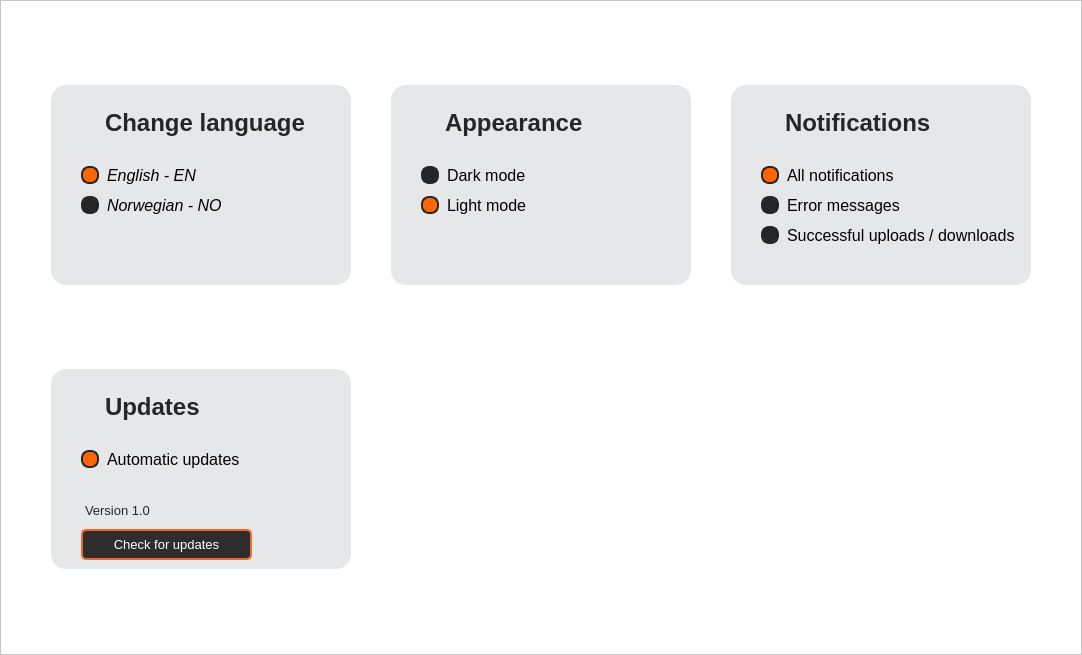
Above: newSimpleAnalyze/screens/ui/SettingsLight.ui from Smidig-Leo/volatility3 before the change. Below: the same form after it.
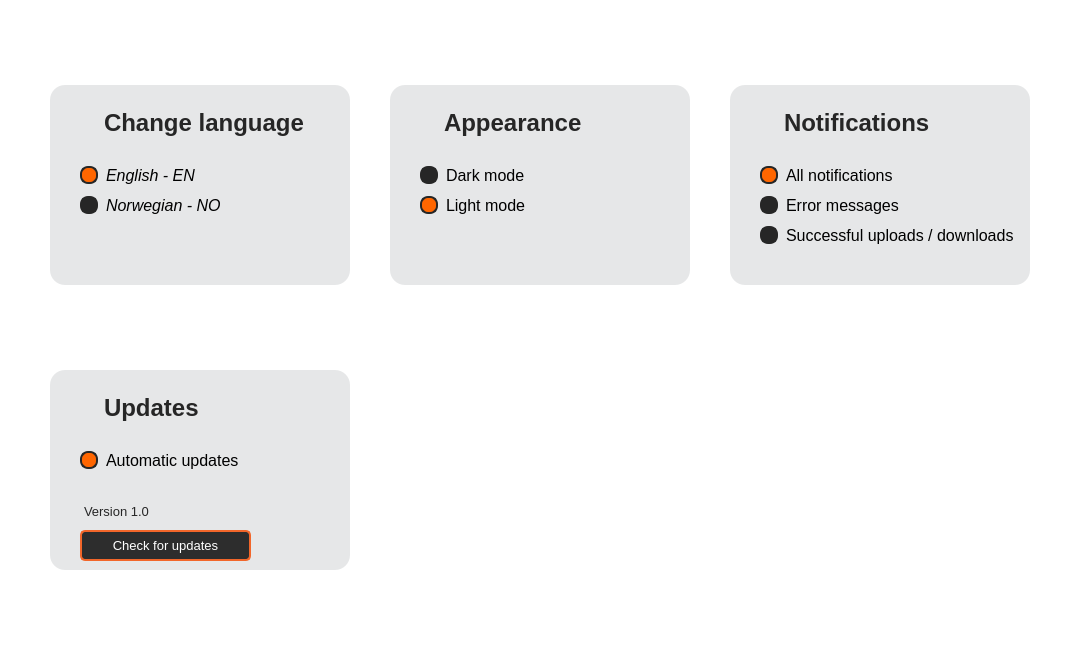
That is the form after the change. Icons and pictures are not drawn.

Commit message: removing border of frames on all devices

Diff of the .ui file:
```diff
--- a/newSimpleAnalyze/screens/ui/SettingsLight.ui
+++ b/newSimpleAnalyze/screens/ui/SettingsLight.ui
@@ -13,6 +13,11 @@
   <property name="windowTitle">
    <string>MainWindow</string>
   </property>
+  <property name="styleSheet">
+   <string notr="true">QWidget QFrame {
+	border:none;
+}</string>
+  </property>
   <widget class="QWidget" name="centralwidget">
    <layout class="QVBoxLayout" name="verticalLayout">
     <property name="spacing">
```
The commit also changes 7 other files.
